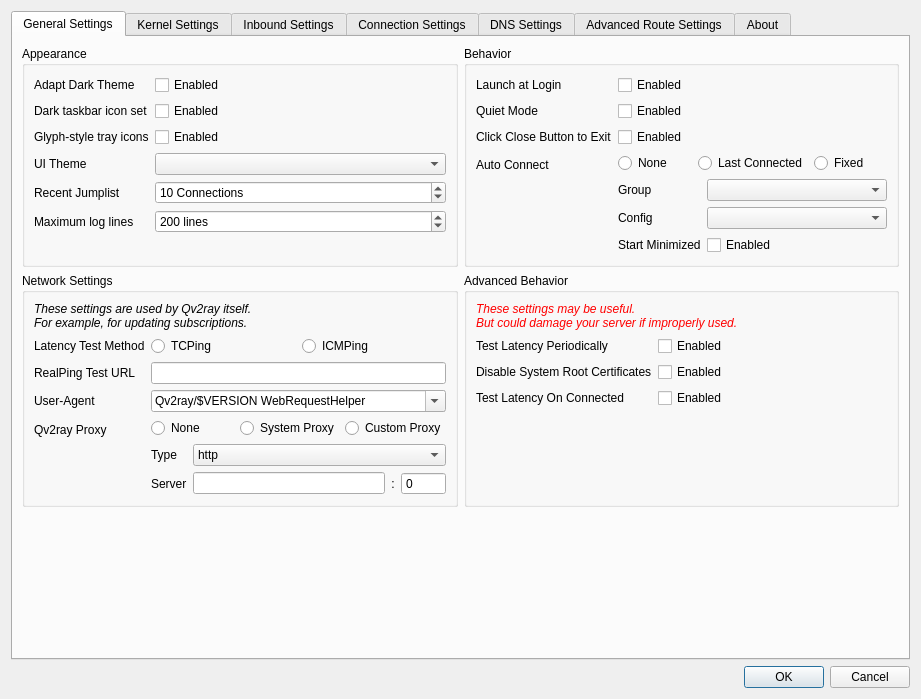
The window that src/ui/widgets/windows/w_PreferencesWindow.ui (Zhehao-w/Qv2ray-Z) describes before a commit, drawn with Qt 5.
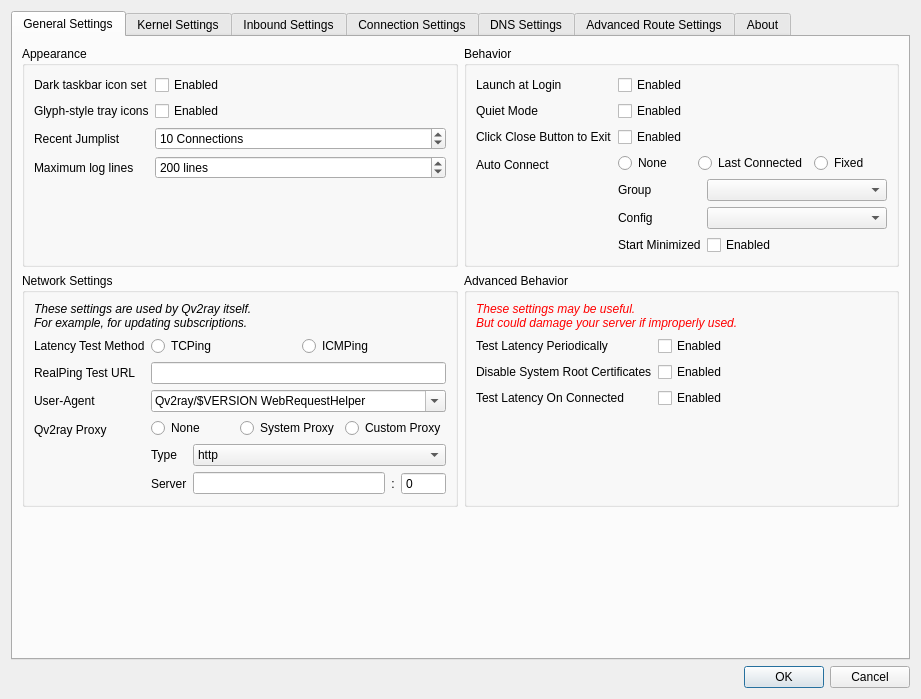
The same window after the commit. Icons and pictures are not drawn.

Commit message: Finish retired theme cleanup and refocus README

The edit to the form file:
```diff
--- a/src/ui/widgets/windows/w_PreferencesWindow.ui
+++ b/src/ui/widgets/windows/w_PreferencesWindow.ui
@@ -48,23 +48,6 @@
             <string>Appearance</string>
            </property>
            <layout class="QFormLayout" name="formLayout_12">
-            <item row="0" column="0">
-             <widget class="QLabel" name="darkThemeLabel">
-              <property name="text">
-               <string>Adapt Dark Theme</string>
-              </property>
-              <property name="textFormat">
-               <enum>Qt::PlainText</enum>
-              </property>
-             </widget>
-            </item>
-            <item row="0" column="1">
-             <widget class="QCheckBox" name="darkThemeCB">
-              <property name="text">
-               <string>Enabled</string>
-              </property>
-             </widget>
-            </item>
             <item row="1" column="0">
              <widget class="QLabel" name="label_36">
               <property name="text">
@@ -82,26 +65,6 @@
               </property>
              </widget>
             </item>
-            <item row="3" column="0">
-             <widget class="QLabel" name="label_35">
-              <property name="text">
-               <string>UI Theme</string>
-              </property>
-              <property name="textFormat">
-               <enum>Qt::PlainText</enum>
-              </property>
-             </widget>
-            </item>
-            <item row="3" column="1">
-             <widget class="QComboBox" name="themeCombo">
-              <property name="minimumSize">
-               <size>
-                <width>200</width>
-                <height>0</height>
-               </size>
-              </property>
-             </widget>
-            </item>
             <item row="5" column="0">
              <widget class="QLabel" name="label_55">
               <property name="text">
```
Left out of the diff: 2 changed lines with no effect on the pictures. The commit also changes 3 other files.
